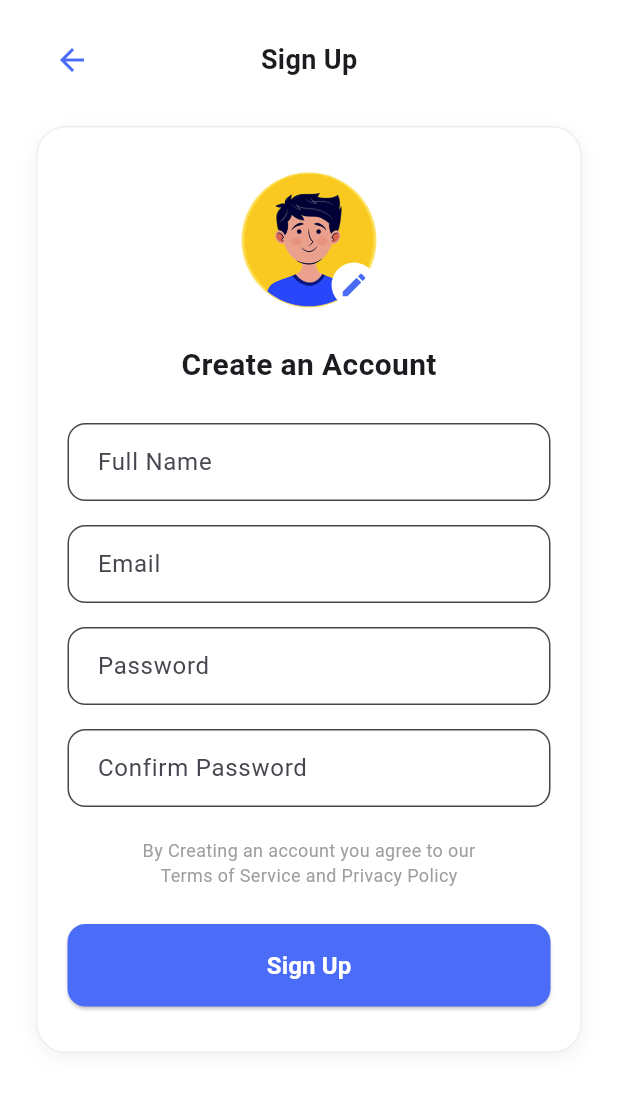
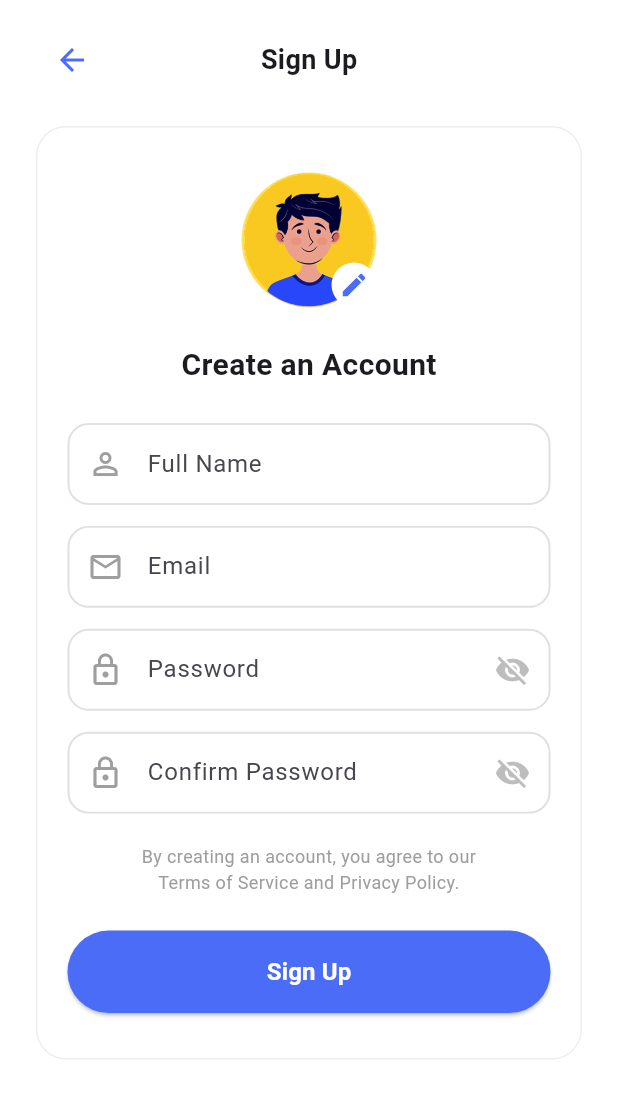
Before and after one commit to zollahrp/mitra-property-mobile, a Flutter app: the SignUpScreen screen opened by its route, on a phone screen of 412 x 824 dp. Shown: the top 1098 px of the screen. Run offline on Flutter 3.47's test engine with Material 3 defaults, Android fonts, the phone set to English and light mode, and no system bars; our stand-ins replace curved_navigation_bar, youtube_player_flutter; Roboto replaces fonts that are missing (Poppins).

Commit message:
benerin ui sign up

```diff
--- a/lib/screens/auth/sign_up_screen.dart
+++ b/lib/screens/auth/sign_up_screen.dart
@@ -44,13 +44,6 @@ class SignUpScreen extends StatelessWidget {
                 decoration: BoxDecoration(
                   color: Colors.white,
                   borderRadius: BorderRadius.circular(20),
-                  boxShadow: [
-                    BoxShadow(
-                      color: Colors.black.withOpacity(0.05),
-                      blurRadius: 10,
-                      offset: const Offset(0, 4),
-                    ),
-                  ],
                   border: Border.all(color: Colors.grey.shade200),
                 ),
                 child: Column(
@@ -93,27 +86,41 @@ class SignUpScreen extends StatelessWidget {
                     const SizedBox(height: 24),
 
                     // Full Name
-                    _buildTextField('Full Name', false),
+                    _inputField(
+                      hint: "Full Name",
+                      icon: Icons.person_outline,
+                    ),
 
-                    const SizedBox(height: 16),
+                    const SizedBox(height: 14),
 
                     // Email
-                    _buildTextField('Email', false),
+                    _inputField(
+                      hint: "Email",
+                      icon: Icons.email_outlined,
+                    ),
 
-                    const SizedBox(height: 16),
+                    const SizedBox(height: 14),
 
                     // Password
-                    _buildTextField('Password', true),
+                    _inputField(
+                      hint: "Password",
+                      icon: Icons.lock_outline,
+                      isPassword: true,
+                    ),
 
-                    const SizedBox(height: 16),
+                    const SizedBox(height: 14),
 
                     // Confirm Password
-                    _buildTextField('Confirm Password', true),
+                    _inputField(
+                      hint: "Confirm Password",
+                      icon: Icons.lock_outline,
+                      isPassword: true,
+                    ),
 
                     const SizedBox(height: 20),
 
                     const Text(
-                      'By Creating an account you agree to our\nTerms of Service and Privacy Policy',
+                      'By creating an account, you agree to our\nTerms of Service and Privacy Policy.',
                       textAlign: TextAlign.center,
                       style: TextStyle(
                         color: Colors.grey,
@@ -124,7 +131,7 @@ class SignUpScreen extends StatelessWidget {
 
                     const SizedBox(height: 24),
 
-                    // Sign Up button
+                    // Sign Up button (OVAL biar sama dengan Sign In)
                     SizedBox(
                       width: double.infinity,
                       child: ElevatedButton(
@@ -133,7 +140,7 @@ class SignUpScreen extends StatelessWidget {
                           backgroundColor: const Color(0xFF4A6CF7),
                           padding: const EdgeInsets.symmetric(vertical: 16),
                           shape: RoundedRectangleBorder(
-                            borderRadius: BorderRadius.circular(12),
+                            borderRadius: BorderRadius.circular(30),
                           ),
                         ),
                         child: const Text(
@@ -156,17 +163,33 @@ class SignUpScreen extends StatelessWidget {
     );
   }
 
-  Widget _buildTextField(String hint, bool isPassword) {
-    return TextField(
-      obscureText: isPassword,
-      decoration: InputDecoration(
-        hintText: hint,
-        filled: true,
-        fillColor: Colors.white,
-        contentPadding: const EdgeInsets.symmetric(horizontal: 16, vertical: 14),
-        border: OutlineInputBorder(
-          borderRadius: BorderRadius.circular(12),
-          borderSide: const BorderSide(color: Colors.grey),
+  // MATCHED INPUT FIELD (seperti Sign In)
+  Widget _inputField({
+    required String hint,
+    required IconData icon,
+    bool isPassword = false,
+  }) {
+    return Container(
+      decoration: BoxDecoration(
+        borderRadius: BorderRadius.circular(14),
+        border: Border.all(
+          color: Colors.grey.shade300,
+          width: 1.3,
+        ),
+      ),
+      child: TextField(
+        obscureText: isPassword,
+        decoration: InputDecoration(
+          hintText: hint,
+          border: InputBorder.none,
+          prefixIcon: Icon(icon, color: Colors.grey.shade500),
+          suffixIcon: isPassword
+              ? Icon(Icons.visibility_off, color: Colors.grey.shade400)
+              : null,
+          contentPadding: const EdgeInsets.symmetric(
+            horizontal: 16,
+            vertical: 14,
+          ),
         ),
       ),
     );
```
Also changed, not shown: lib/screens/auth/sign_in_screen.dart (+26 -33 lines).
